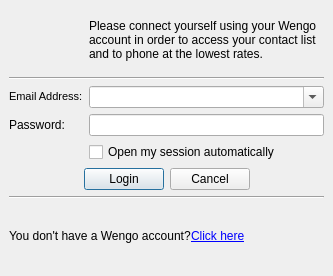
Qt form wengophone/src/presentation/qt/login/LoginWindow.ui (tkrotoff/WengoPhone) before a commit.
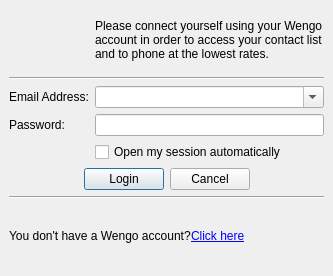
The same form after that commit. Icons and pictures are not drawn.

Commit message: some ui files fixed for MacOS X

What changed in the file:
```diff
--- a/wengophone/src/presentation/qt/login/LoginWindow.ui
+++ b/wengophone/src/presentation/qt/login/LoginWindow.ui
@@ -83,14 +83,14 @@
    <item row="2" column="0" >
     <widget class="QLabel" name="emailAddressLabel" >
      <property name="text" >
-      <string>&lt;html>&lt;head>&lt;meta name="qrichtext" content="1" />&lt;/head>&lt;body style=" white-space: pre-wrap; font-family:MS Shell Dlg; font-size:8.25pt; font-weight:400; font-style:normal; text-decoration:none;">&lt;p style=" margin-top:0px; margin-bottom:0px; margin-left:0px; margin-right:0px; -qt-block-indent:0; text-indent:0px;">Email Address:&lt;/p>&lt;/body>&lt;/html></string>
+      <string>Email Address:</string>
      </property>
     </widget>
    </item>
    <item row="3" column="0" >
     <widget class="QLabel" name="passwordLabel" >
      <property name="text" >
-      <string>&lt;html>&lt;head>&lt;meta name="qrichtext" content="1" />&lt;/head>&lt;body style=" white-space: pre-wrap; font-family:MS Shell Dlg; font-weight:400; font-style:normal; text-decoration:none;">&lt;p style=" margin-top:0px; margin-bottom:0px; margin-left:0px; margin-right:0px; -qt-block-indent:0; text-indent:0px;">Password:&lt;/p>&lt;/body>&lt;/html></string>
+      <string>Password:</string>
      </property>
     </widget>
    </item>
```
The commit also changes 3 other files.
